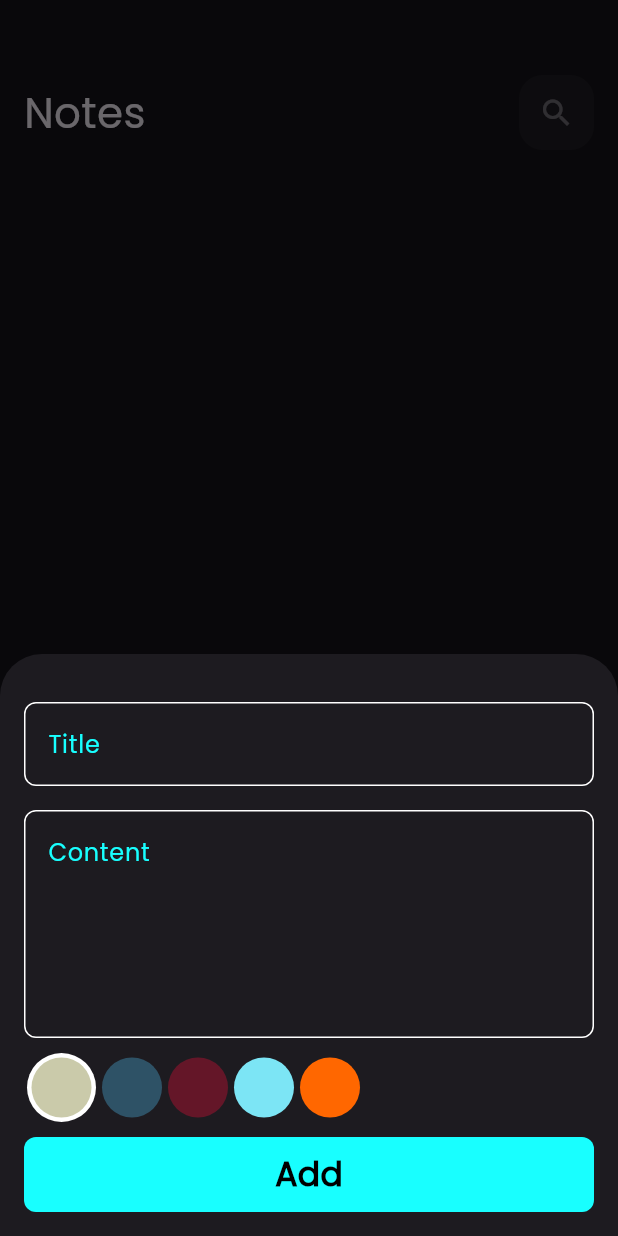
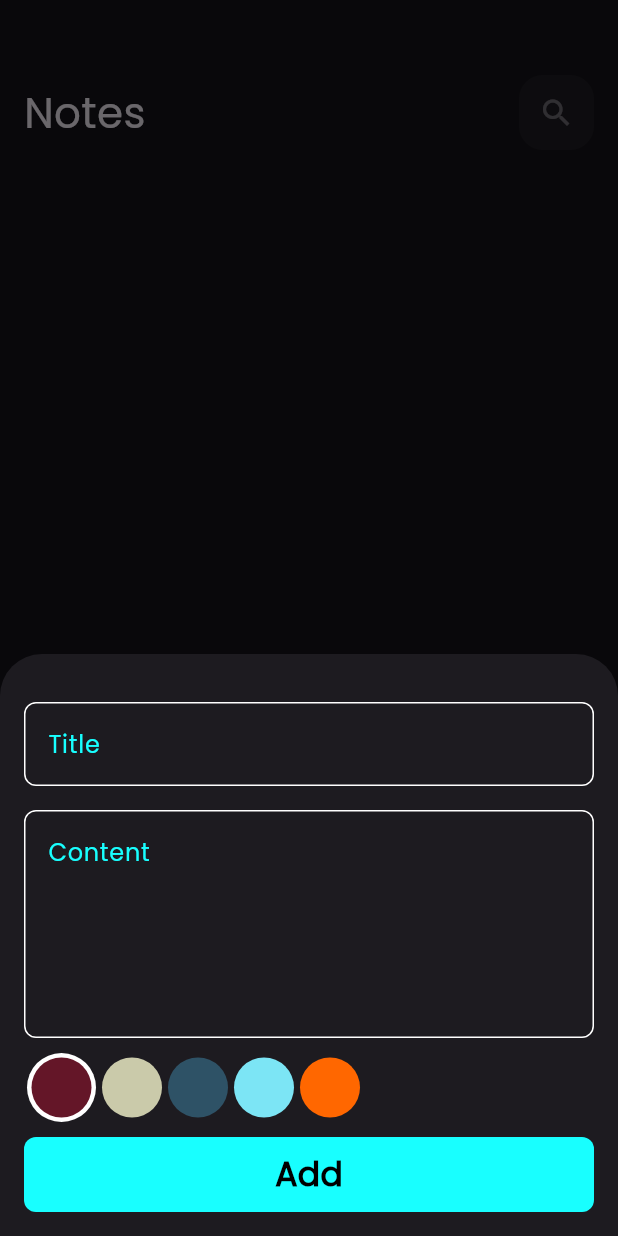
Before and after one commit to galal-mahmoud/notes_app, a Flutter app: the screen it shows after launch, after a tap on the "add" icon, on a phone screen of 412 x 824 dp. Run offline on Flutter 3.47's test engine with Material 3 defaults, Android fonts, the phone set to English and light mode, and no system bars; our stand-ins replace flutter_bloc, font_awesome_flutter, hive, hive_flutter; accounts and stored records are empty.

Commit message:
create edit note color list

```diff
--- a/lib/constant.dart
+++ b/lib/constant.dart
@@ -3,3 +3,10 @@ import 'package:flutter/material.dart';
 
 const Color kPrimaryColor = Colors.cyanAccent;
 const String kNotesBox = 'notes_box';
+const  List<Color> kColors =  [
+  Color(0xff641628),
+  Color(0xffCACAAA),
+  Color(0xff2E5266),
+  Color(0xff7CE5F5),
+  Color(0xffFF6700),
+];
--- a/lib/cubits/add_note_cubit/add_note_cubit.dart
+++ b/lib/cubits/add_note_cubit/add_note_cubit.dart
@@ -9,7 +9,7 @@ import 'add_note_states.dart';
 
 class AddNoteCubit extends Cubit<AddNoteStates> {
   AddNoteCubit(initialState) : super(InitialAddNoteState());
-  Color color = const Color(0xffCACAAA);
+  Color color = const Color(0xff641628);
   addNote(NoteModel note) async {
     note.color = color.value;
     emit(LoadingAddNoteState());
--- a/lib/widgets/add_note_model_sheet.dart
+++ b/lib/widgets/add_note_model_sheet.dart
@@ -34,7 +34,9 @@ class AddNoteModelShett extends StatelessWidget {
                       bottom: MediaQuery.of(context).viewInsets.bottom,
                     ),
                     child: const SingleChildScrollView(
-                  child: AddNoteForm(),
+                  child: AddNoteForm(
+
+                  ),
                 )),);
             }),
     );
--- a/lib/widgets/color_list_view.dart
+++ b/lib/widgets/color_list_view.dart
@@ -1,6 +1,8 @@
 import 'package:flutter/material.dart';
 import 'package:flutter_bloc/flutter_bloc.dart';
 import 'package:notes_app/cubits/add_note_cubit/add_note_cubit.dart';
+
+import '../constant.dart';
 
 
 class ColorItem extends StatelessWidget {
@@ -32,20 +34,14 @@ class ColorListView extends StatefulWidget {
 
 class _ColorListViewState extends State<ColorListView> {
     int currentIndex = 0;
-    List<Color> colors = const [
-      Color(0xffCACAAA),
-      Color(0xff2E5266),
-      Color(0xff641628),
-      Color(0xff7CE5F5),
-      Color(0xffFF6700),
-    ];
+
   @override
   Widget build(BuildContext context) {
     return SizedBox(
       height: 23.0 * 2,
         child: ListView.builder(
 
-          itemCount: colors.length,
+          itemCount: kColors.length,
         scrollDirection: Axis.horizontal,
         itemBuilder: (context, index){
           return Padding(
@@ -53,11 +49,11 @@ class _ColorListViewState extends State<ColorListView> {
               child:GestureDetector(
                 onTap: (){
                   currentIndex = index;
-                  BlocProvider.of<AddNoteCubit>(context).color = colors[index];
+                  BlocProvider.of<AddNoteCubit>(context).color = kColors[index];
                   setState(() {});
                   },
                   child:  ColorItem(
-                      isActive: currentIndex == index, color: colors[index],
+                      isActive: currentIndex == index, color: kColors[index],
                   ),
               ),
           );
```
Also changed, not shown: lib/widgets/edit_note_color_list.dart (added, +42 -0 lines), lib/widgets/edit_note_view_body.dart (+15 -2 lines).
